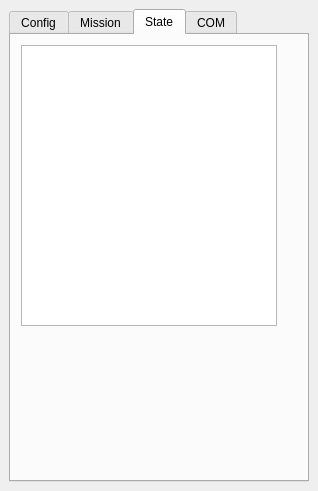
First picture: the form in tools/qgis/seabot/seabot_dockwidget_base.ui, repository ThomasLeMezo/seabot, before the edit.
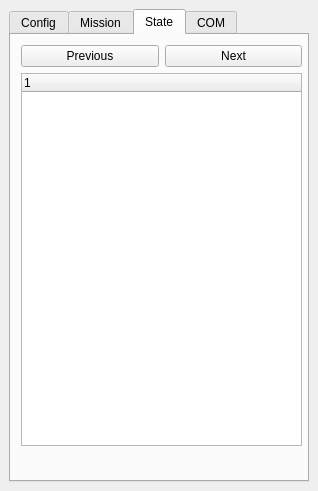
Second picture: the form after the edit. The open tabs and pages were chosen to show the change.

The edit to the form file:
```diff
--- a/tools/qgis/seabot/seabot_dockwidget_base.ui
+++ b/tools/qgis/seabot/seabot_dockwidget_base.ui
@@ -368,15 +368,43 @@
        <attribute name="title">
         <string>State</string>
        </attribute>
-       <widget class="QTableWidget" name="tableWidget">
+       <widget class="QWidget" name="gridLayoutWidget">
         <property name="geometry">
          <rect>
           <x>10</x>
           <y>10</y>
-          <width>256</width>
-          <height>281</height>
+          <width>281</width>
+          <height>401</height>
          </rect>
         </property>
+        <layout class="QGridLayout" name="gridLayout_2">
+         <item row="0" column="1">
+          <widget class="QPushButton" name="pushButton_state_next">
+           <property name="text">
+            <string>Next</string>
+           </property>
+          </widget>
+         </item>
+         <item row="0" column="0">
+          <widget class="QPushButton" name="pushButton_state_previous">
+           <property name="text">
+            <string>Previous</string>
+           </property>
+          </widget>
+         </item>
+         <item row="1" column="0" colspan="2">
+          <widget class="QTreeWidget" name="treeWidget_iridium">
+           <attribute name="headerDefaultSectionSize">
+            <number>150</number>
+           </attribute>
+           <column>
+            <property name="text">
+             <string notr="true">1</string>
+            </property>
+           </column>
+          </widget>
+         </item>
+        </layout>
        </widget>
       </widget>
       <widget class="QWidget" name="tab_3">
```
Left out of the diff: 2 changed lines with no effect on the pictures.
